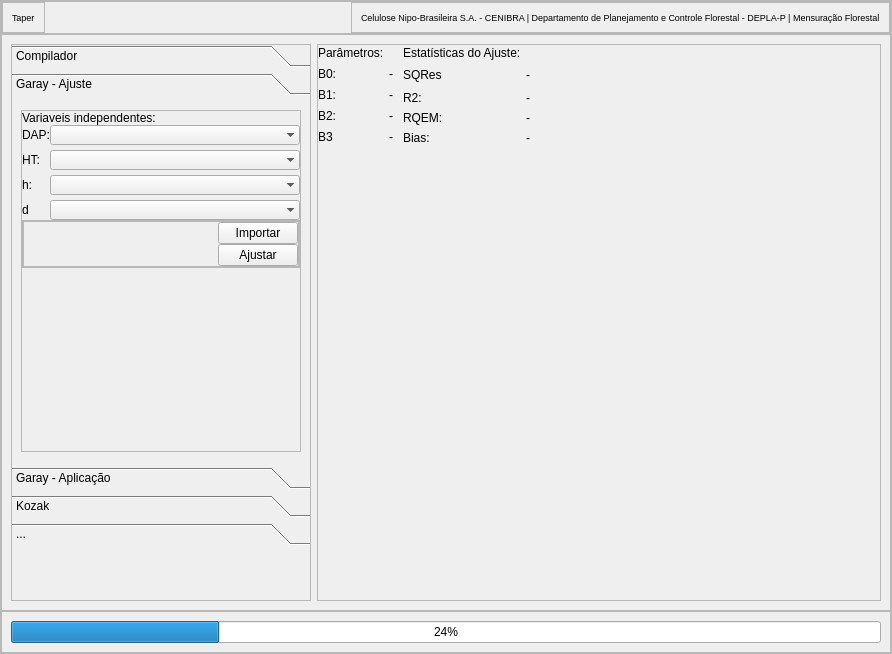
This is GUI/MainGui.ui in leoipp/Taper as Qt 5 draws it before an edit. The edited form follows.
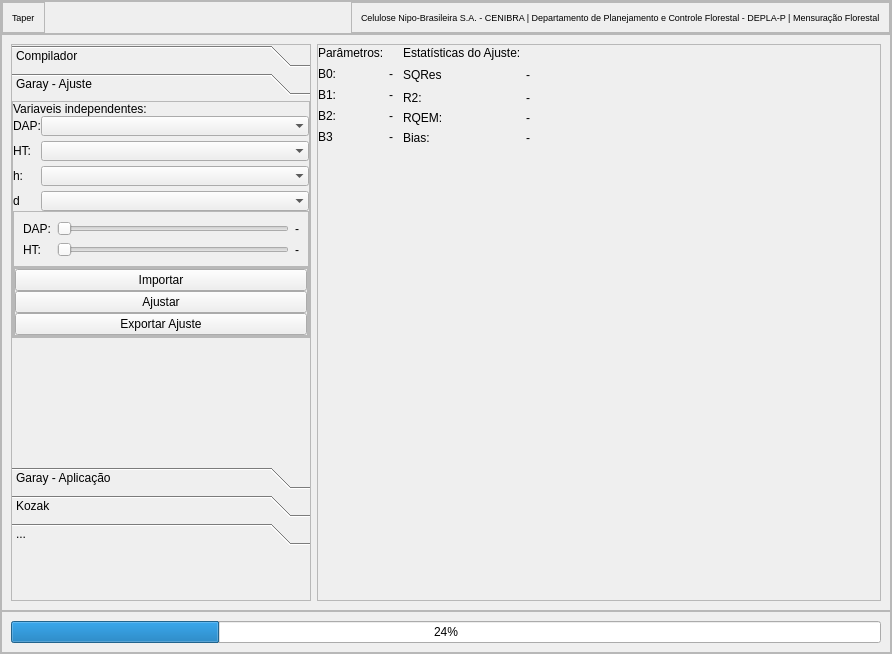
This is the edited form.

What changed in the file:
```diff
--- a/GUI/MainGui.ui
+++ b/GUI/MainGui.ui
@@ -218,14 +218,29 @@
                  <rect>
                   <x>0</x>
                   <y>0</y>
-                  <width>214</width>
-                  <height>97</height>
+                  <width>298</width>
+                  <height>365</height>
                  </rect>
                 </property>
                 <attribute name="label">
                  <string>Compilador</string>
                 </attribute>
                 <layout class="QVBoxLayout" name="verticalLayout_6">
+                 <property name="spacing">
+                  <number>0</number>
+                 </property>
+                 <property name="leftMargin">
+                  <number>0</number>
+                 </property>
+                 <property name="topMargin">
+                  <number>0</number>
+                 </property>
+                 <property name="rightMargin">
+                  <number>0</number>
+                 </property>
+                 <property name="bottomMargin">
+                  <number>0</number>
+                 </property>
                  <item>
                   <widget class="QFrame" name="frame_9">
                    <property name="frameShape">
@@ -235,6 +250,21 @@
                     <enum>QFrame::Raised</enum>
                    </property>
                    <layout class="QVBoxLayout" name="verticalLayout_7">
+                    <property name="spacing">
+                     <number>0</number>
+                    </property>
+                    <property name="leftMargin">
+                     <number>0</number>
+                    </property>
+                    <property name="topMargin">
+                     <number>0</number>
+                    </property>
+                    <property name="rightMargin">
+                     <number>0</number>
+                    </property>
+                    <property name="bottomMargin">
+                     <number>0</number>
+                    </property>
                     <item>
                      <widget class="QWidget" name="alvo" native="true">
                       <property name="sizePolicy">
@@ -245,7 +275,7 @@
                       </property>
                      </widget>
                     </item>
-                    <item alignment="Qt::AlignLeft|Qt::AlignBottom">
+                    <item alignment="Qt::AlignBottom">
                      <widget class="QFrame" name="frame_11">
                       <property name="frameShape">
                        <enum>QFrame::StyledPanel</enum>
@@ -253,7 +283,22 @@
                       <property name="frameShadow">
                        <enum>QFrame::Raised</enum>
                       </property>
-                      <layout class="QHBoxLayout" name="horizontalLayout_5">
+                      <layout class="QVBoxLayout" name="verticalLayout_10">
+                       <property name="spacing">
+                        <number>0</number>
+                       </property>
+                       <property name="leftMargin">
+                        <number>0</number>
+                       </property>
+                       <property name="topMargin">
+                        <number>0</number>
+                       </property>
+                       <property name="rightMargin">
+                        <number>0</number>
+                       </property>
+                       <property name="bottomMargin">
+                        <number>0</number>
+                       </property>
                        <item>
                         <widget class="QPushButton" name="b1">
                          <property name="text">
@@ -285,11 +330,32 @@
                   <height>365</height>
                  </rect>
                 </property>
+                <property name="sizePolicy">
+                 <sizepolicy hsizetype="Preferred" vsizetype="Minimum">
+                  <horstretch>0</horstretch>
+                  <verstretch>0</verstretch>
+                 </sizepolicy>
+                </property>
                 <attribute name="label">
                  <string>Garay - Ajuste</string>
                 </attribute>
                 <layout class="QHBoxLayout" name="horizontalLayout_6">
-                 <item>
+                 <property name="spacing">
+                  <number>0</number>
+                 </property>
+                 <property name="leftMargin">
+                  <number>0</number>
+                 </property>
+                 <property name="topMargin">
+                  <number>0</number>
+                 </property>
+                 <property name="rightMargin">
+                  <number>0</number>
+                 </property>
+                 <property name="bottomMargin">
+                  <number>0</number>
+                 </property>
+                 <item alignment="Qt::AlignTop">
                   <widget class="QFrame" name="frame_10">
                    <property name="frameShape">
                     <enum>QFrame::StyledPanel</enum>
@@ -316,7 +382,7 @@
                     <item>
                      <widget class="QWidget" name="alvo2" native="true">
                       <property name="sizePolicy">
-                       <sizepolicy hsizetype="Preferred" vsizetype="Fixed">
+                       <sizepolicy hsizetype="Preferred" vsizetype="Minimum">
                         <horstretch>0</horstretch>
                         <verstretch>0</verstretch>
                        </sizepolicy>
@@ -324,7 +390,7 @@
                       <property name="maximumSize">
                        <size>
                         <width>16777215</width>
-                        <height>16777215</height>
+                        <height>200</height>
                        </size>
                       </property>
                       <layout class="QVBoxLayout" name="verticalLayout_11">
@@ -451,17 +517,77 @@
                          </layout>
                         </widget>
                        </item>
+                       <item>
+                        <widget class="QFrame" name="frame_14">
+                         <property name="frameShape">
+                          <enum>QFrame::StyledPanel</enum>
+                         </property>
+                         <property name="frameShadow">
+                          <enum>QFrame::Raised</enum>
+                         </property>
+                         <layout class="QGridLayout" name="gridLayout_4">
+                          <item row="0" column="1">
+                           <widget class="QSlider" name="horizontalSlider">
+                            <property name="orientation">
+                             <enum>Qt::Horizontal</enum>
+                            </property>
+                           </widget>
+                          </item>
+                          <item row="0" column="0">
+                           <widget class="QLabel" name="label_4">
+                            <property name="text">
+                             <string>DAP:</string>
+                            </property>
+                           </widget>
+                          </item>
+                          <item row="1" column="1">
+                           <widget class="QSlider" name="horizontalSlider_2">
+                            <property name="orientation">
+                             <enum>Qt::Horizontal</enum>
+                            </property>
+                           </widget>
+                          </item>
+                          <item row="1" column="0">
+                           <widget class="QLabel" name="label_5">
+                            <property name="text">
+                             <string>HT:</string>
+                            </property>
+                           </widget>
+                          </item>
+                          <item row="0" column="2">
+                           <widget class="QLabel" name="label_6">
+                            <property name="text">
+                             <string>-</string>
+                            </property>
+                           </widget>
+                          </item>
+                          <item row="1" column="2">
+                           <widget class="QLabel" name="label_7">
+                            <property name="text">
+                             <string>-</string>
+                            </property>
+                           </widget>
+                          </item>
+                         </layout>
+                        </widget>
+                       </item>
                       </layout>
                      </widget>
                     </item>
-                    <item alignment="Qt::AlignBottom">
+                    <item alignment="Qt::AlignTop">
                      <widget class="QFrame" name="frame_12">
                       <property name="sizePolicy">
-                       <sizepolicy hsizetype="Preferred" vsizetype="Preferred">
+                       <sizepolicy hsizetype="Preferred" vsizetype="Expanding">
                         <horstretch>0</horstretch>
                         <verstretch>0</verstretch>
                        </sizepolicy>
                       </property>
+                      <property name="minimumSize">
+                       <size>
+                        <width>0</width>
+                        <height>0</height>
+                       </size>
+                      </property>
                       <property name="frameShape">
                        <enum>QFrame::StyledPanel</enum>
                       </property>
@@ -508,39 +634,33 @@
                           <property name="bottomMargin">
                            <number>0</number>
                           </property>
-                          <item alignment="Qt::AlignRight">
+                          <item>
                            <widget class="QPushButton" name="b3">
                             <property name="text">
                              <string>Importar</string>
                             </property>
                            </widget>
                           </item>
-                          <item alignment="Qt::AlignRight">
+                          <item>
                            <widget class="QPushButton" name="b4">
                             <property name="text">
                              <string>Ajustar</string>
                             </property>
                            </widget>
                           </item>
+                          <item>
+                           <widget class="QPushButton" name="bexp">
+                            <property name="text">
+                             <string>Exportar Ajuste</string>
+                            </property>
+                           </widget>
+                          </item>
                          </layout>
                         </widget>
                        </item>
                       </layout>
                      </widget>
                     </item>
-                    <item>
-                     <spacer name="verticalSpacer_3">
-                      <property name="orientation">
-                       <enum>Qt::Vertical</enum>
-                      </property>
-                      <property name="sizeHint" stdset="0">
-                       <size>
-                        <width>20</width>
-                        <height>40</height>
-                       </size>
-                      </property>
-                     </spacer>
-                    </item>
                    </layout>
                   </widget>
                  </item>
@@ -551,7 +671,7 @@
                  <rect>
                   <x>0</x>
                   <y>0</y>
-                  <width>211</width>
+                  <width>281</width>
                   <height>401</height>
                  </rect>
                 </property>
@@ -798,8 +918,8 @@
                  <rect>
                   <x>0</x>
                   <y>0</y>
-                  <width>100</width>
-                  <height>30</height>
+                  <width>298</width>
+                  <height>365</height>
                  </rect>
                 </property>
                 <attribute name="label">
@@ -811,8 +931,8 @@
                  <rect>
                   <x>0</x>
                   <y>0</y>
-                  <width>100</width>
-                  <height>30</height>
+                  <width>298</width>
+                  <height>365</height>
                  </rect>
                 </property>
                 <attribute name="label">
```
